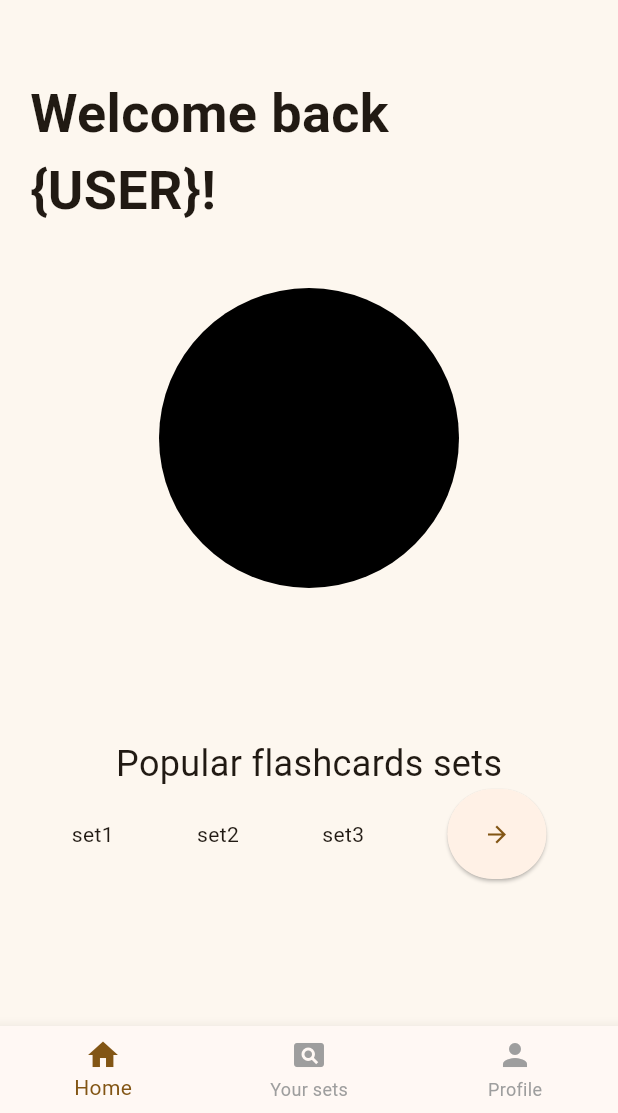
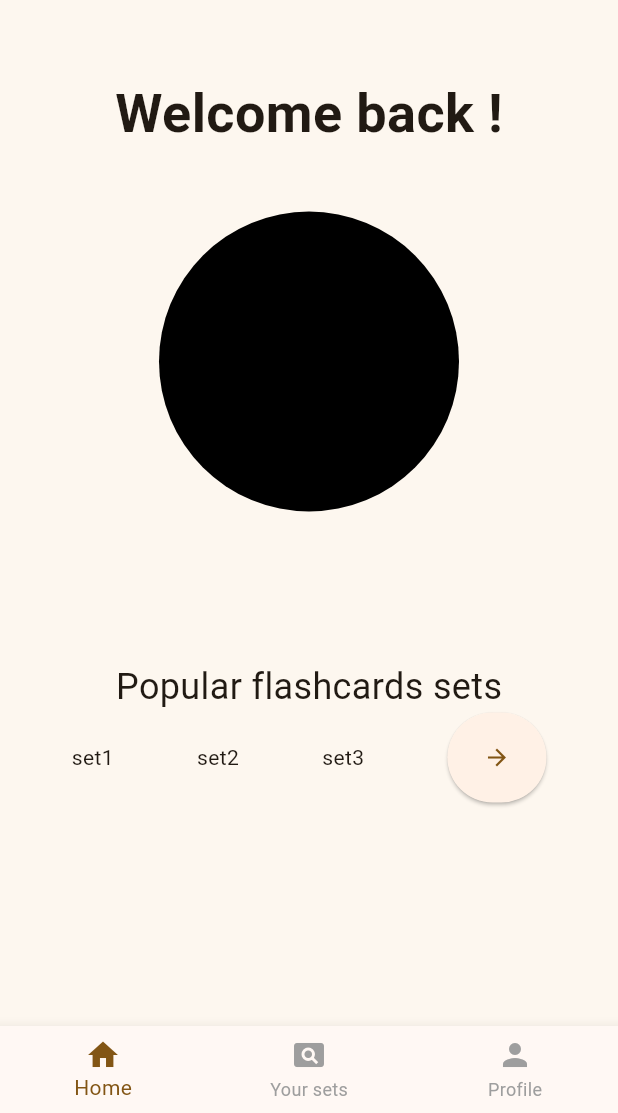
Before and after one commit to Uzukiis/Sigma, a Flutter app: the screen it shows after launch, after a tap on "Enter", on a phone screen of 412 x 824 dp, the part 123-1236 px from its top. Run offline on Flutter 3.47's test engine with Material 3 defaults, Android fonts, the light colour scheme and no system bars.

Commit message:
Update hello_page.dart

```diff
--- a/lib/hello_page.dart
+++ b/lib/hello_page.dart
@@ -1,4 +1,5 @@
 import 'package:flutter/material.dart';
+import 'create_user.dart';
 
 void main() {
   runApp(const MainApp());
@@ -25,7 +26,7 @@ class HomeScreen extends StatefulWidget {
 }
 
 class _HomeScreenState extends State<HomeScreen> {
-
+ var createUserInstance=CreateUsert();
 
   @override
   Widget build(BuildContext context) {
@@ -48,7 +49,7 @@ class _HomeScreenState extends State<HomeScreen> {
                 const SizedBox(height: 50,),
                 Column(
                   children: [
-                    const Text('Welcome back {USER}!', style: TextStyle(fontSize: 36, fontWeight: FontWeight.w600),),
+                   Text('Welcome back ${createUserInstance.nameController.text}!', style: TextStyle(fontSize: 36, fontWeight: FontWeight.w600),),
                     const SizedBox(height: 40,),
                     Container(width: 200, height: 200, decoration: const BoxDecoration(shape: BoxShape.circle, color: Color.fromARGB(255, 0, 0, 0)),),
                     const SizedBox(height: 100,),
```
